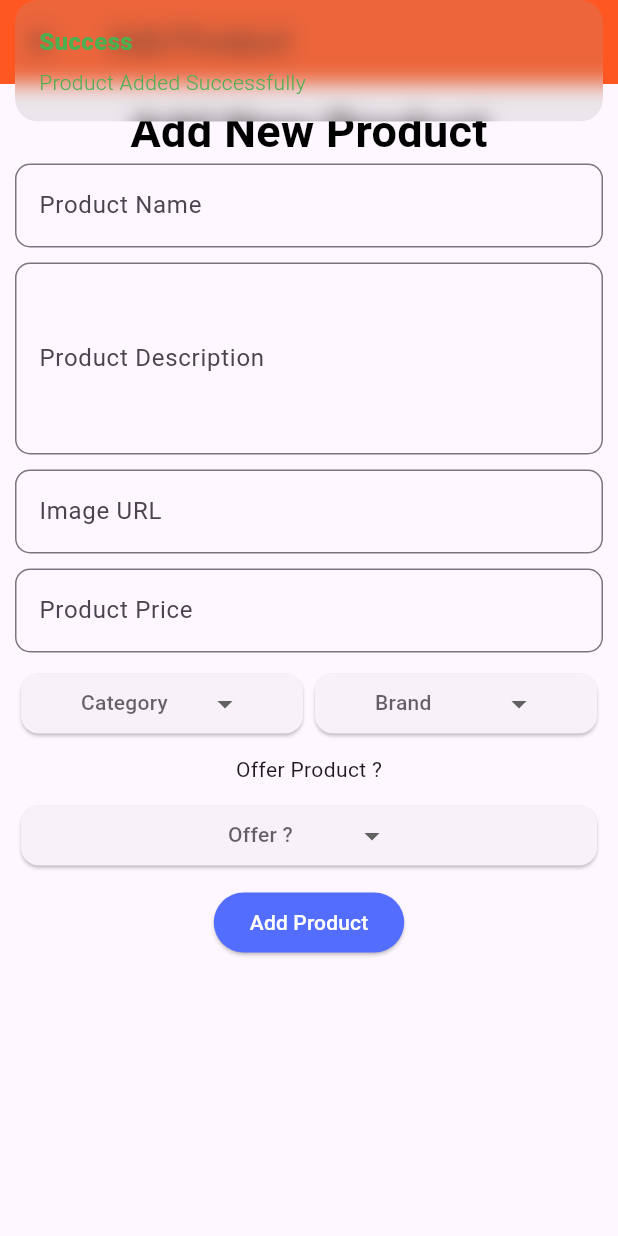
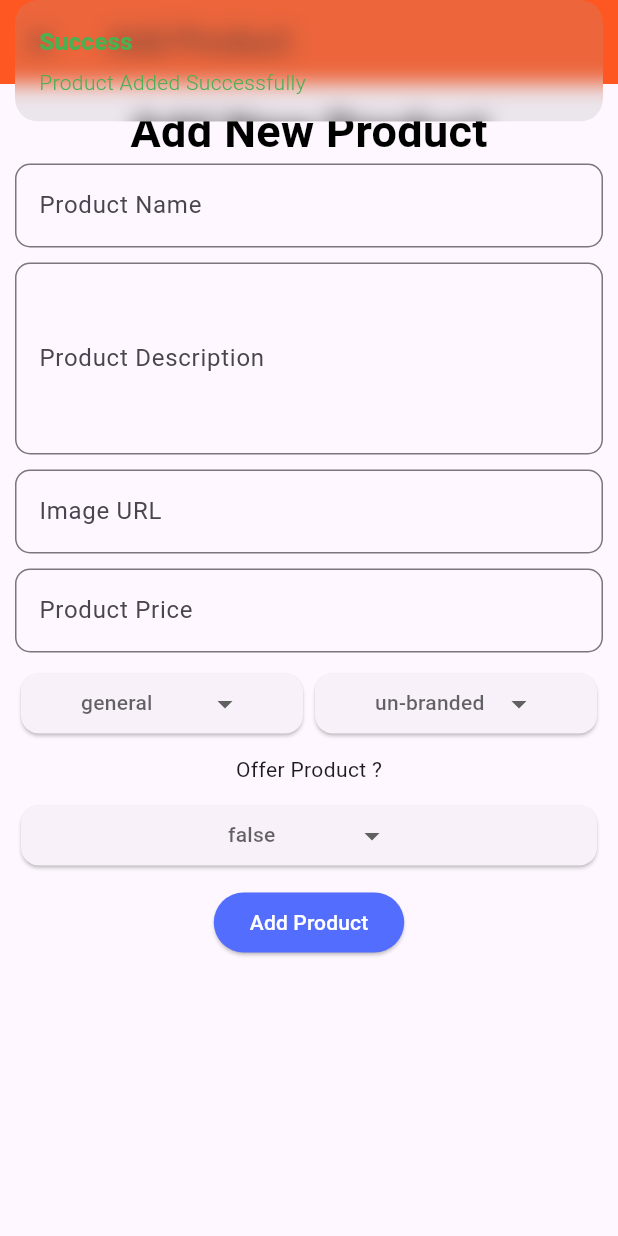
Before and after one commit to sagar816/footware_admin, a Flutter app: the AddproductPage screen opened directly, after a tap on "Add Product", on a phone screen of 412 x 824 dp. Run offline on Flutter 3.47's test engine with Material 3 defaults, Android fonts, the phone set to English and light mode, and no system bars; drawn by our look-alikes of dropdown_button2; our stand-ins replace cloud_firestore, firebase_core, get; accounts and stored records are empty.

Commit message:
3 apr,24

```diff
--- a/lib/controller/home_controller.dart
+++ b/lib/controller/home_controller.dart
@@ -14,6 +14,10 @@ class HomeController extends GetxController {
   TextEditingController productImgCtrl = TextEditingController();
   TextEditingController productPriceCtrl = TextEditingController();
 
+  String category = 'general';
+  String brand = 'un branded';
+  bool offer = false;
+
   @override
   void onInit() {
     productCollection = firestore.collection('products');
@@ -25,19 +29,20 @@ class HomeController extends GetxController {
       DocumentReference doc = productCollection.doc();
       Product product = Product(
         id: doc.id,
-        name: 'test name from flutter',
-        category: 'Boots',
-        description: 'test name from flutter',
-        price: 500,
-        brand: 'Adidas',
-        image: 'img url',
-        offer: true,
+        name: productNameCtrl.text,
+        category: category,
+        description: productDescriptionCtrl.text,
+        price: double.tryParse(productPriceCtrl.text),
+        brand: brand,
+        image: productImgCtrl.text,
+        offer: offer,
       );
 
       final productJson = product.toJson();
       doc.set(productJson);
       Get.snackbar('Success', 'Product Added Successfully',
           colorText: Colors.green);
+      setValuesDefault();
     } catch (e) {
       Get.snackbar('Error', e.toString(), colorText: Colors.red);
       print(e);
@@ -47,6 +52,22 @@ class HomeController extends GetxController {
   // testMethod() {
   //   print(test);
   // }
+
+  setValuesDefault() {
+    productNameCtrl.clear();
+    productPriceCtrl.clear();
+    productDescriptionCtrl.clear();
+    productImgCtrl.clear();
+    category = "general";
+    brand = "un-branded";
+    offer = false;
+    update();
+  }
 }
 
 //connect controller with UI page
+
+//firebase - read the data from the firebase and list in the UI
+// so create a list of products. This products we need to assign in the list,
+// so create one list and type will be <product> becasue we are using a product
+// then make one method - fetch products
--- a/lib/main.dart
+++ b/lib/main.dart
@@ -31,4 +31,4 @@ class MyApp extends StatelessWidget {
   }
 }
 
-//2.09.40
+//2.29.40
--- a/lib/pages/add_product_page.dart
+++ b/lib/pages/add_product_page.dart
@@ -71,18 +71,20 @@ class AddproductPage extends StatelessWidget {
                       children: [
                         Flexible(
                             child: DropDownBtn(
-                          items: ['Cafe1', 'Cafe2', 'Cafe3'],
-                          selectedItemText: 'Category',
+                          items: ['Boots', 'Shoe', 'Beach Shoes', 'High Heels'],
+                          selectedItemText: ctrl.category,
                           onSelected: (selectedValue) {
-                            print(selectedValue);
+                            ctrl.category = selectedValue ?? 'general';
+                            ctrl.update();
                           },
                         )),
                         Flexible(
                             child: DropDownBtn(
-                          items: ['Brand1', 'Brand2', 'Brand3'],
-                          selectedItemText: 'Brand',
+                          items: ['Puma', 'Sketchers', 'Adidas', 'Clarks'],
+                          selectedItemText: ctrl.brand,
                           onSelected: (selectedValue) {
-                            print(selectedValue);
+                            ctrl.brand = selectedValue ?? 'un - branded';
+                            ctrl.update();
                           },
                         )),
                       ],
@@ -92,9 +94,11 @@ class AddproductPage extends StatelessWidget {
                     SizedBox(height: 10),
                     DropDownBtn(
                       items: ['true', 'false'],
-                      selectedItemText: "Offer ?",
+                      selectedItemText: ctrl.offer.toString(),
                       onSelected: (selectedValue) {
-                        print(selectedValue);
+                        ctrl.offer =
+                            bool.tryParse(selectedValue ?? 'false') ?? false;
+                        ctrl.update(); // ?? means if it is nullable - it will be false
                       },
                     ),
                     SizedBox(height: 10),
@@ -114,3 +118,4 @@ class AddproductPage extends StatelessWidget {
         });
   }
 }
+// state management tell the UI to rebuild
```
